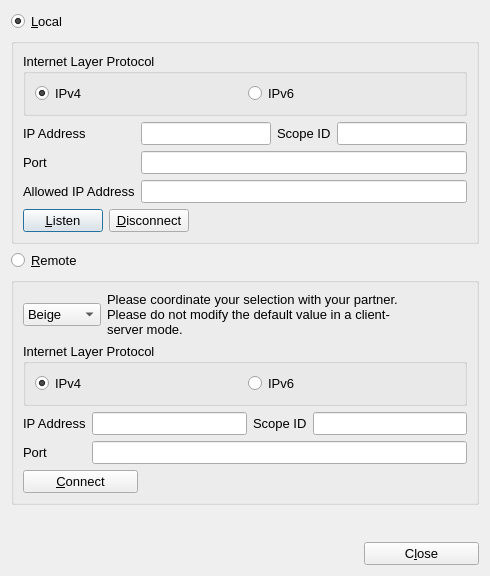
Above: UI/setupDialog.ui from textbrowser/qtchess before the change. Below: the same form after it.
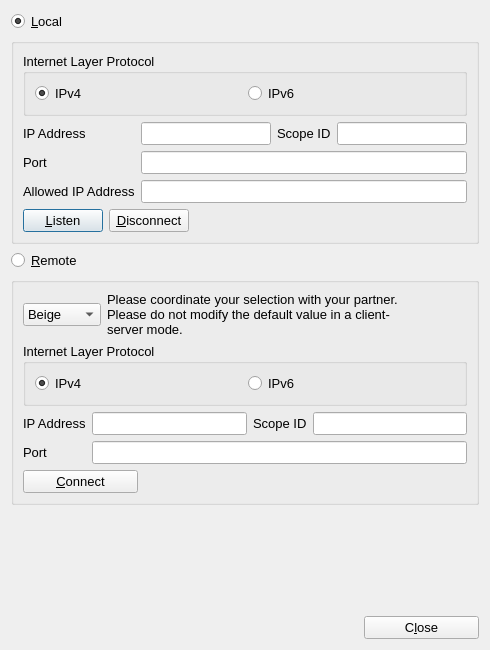
That is the form after the change. Icons and pictures are not drawn.

Commit message: Modified the default size of the window.

```diff
--- a/UI/setupDialog.ui
+++ b/UI/setupDialog.ui
@@ -7,7 +7,7 @@
     <x>0</x>
     <y>0</y>
     <width>490</width>
-    <height>576</height>
+    <height>650</height>
    </rect>
   </property>
   <property name="minimumSize">
```
